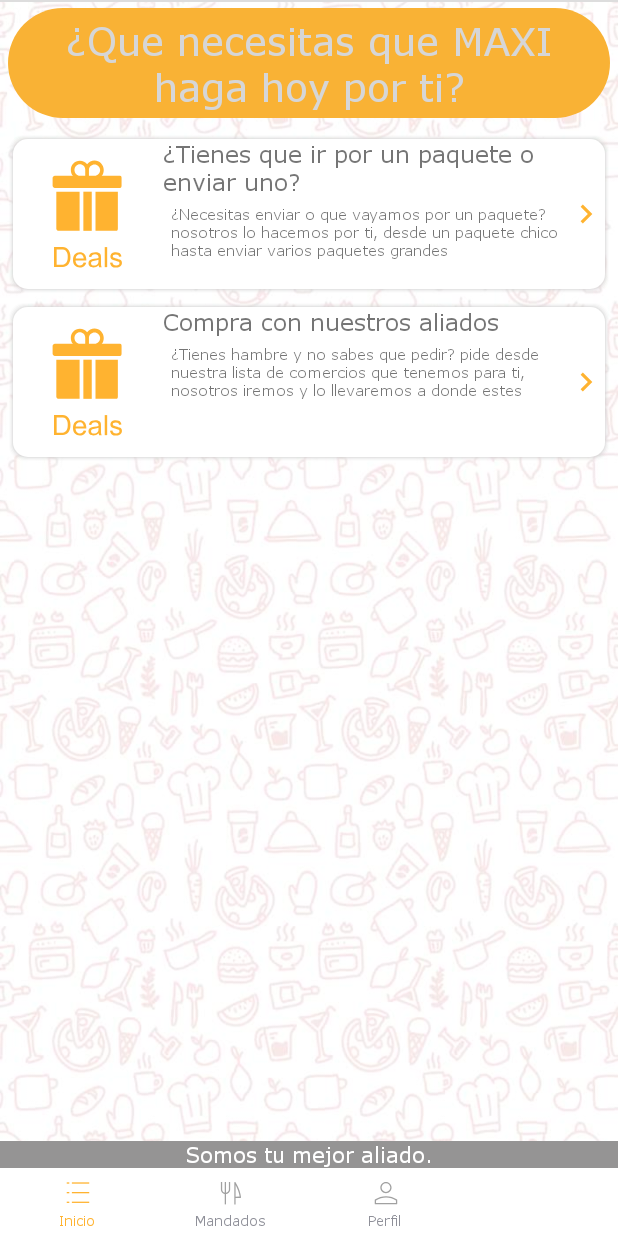
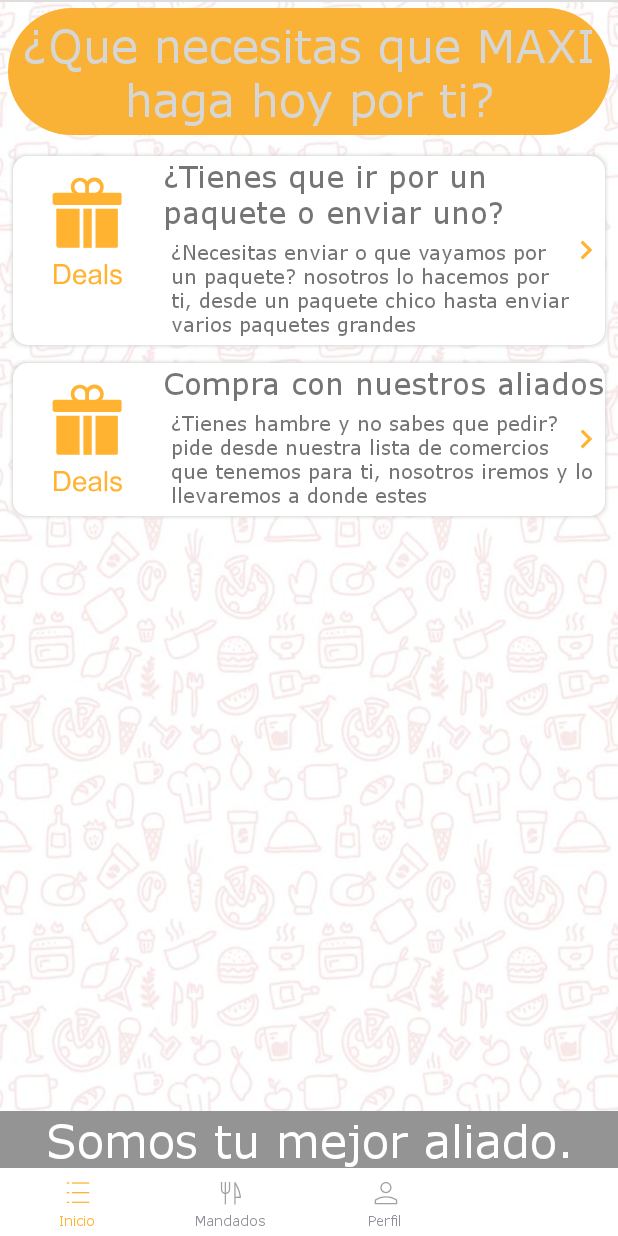
Before and after one commit to Dianagarcia33/FoodiesCustomer, an Android app: the FragmentInicioMenuPrincipal screen opened directly, with no data from a screen before it, on a phone screen of 412 x 824 dp. Run offline under Robolectric (Android 15) with nearby library versions, the phone set to English and light mode, and no system bars; our stand-ins replace Firebase (no records; nobody signed in at launch, a user with empty details on screens opened directly), Volley; libraries missing offline, so code that uses them is left out: com.bartoszlipinski.recyclerviewheader2, com.facebook, com.facebook.drawee, com.gmail.samehadar, com.rd; network calls fail; pictures from the network do not load; 12 statements that could not run were skipped.

Commit message:
Cambios Alex

```diff
--- a/app/src/main/res/layout/activity_sing_up.xml
+++ b/app/src/main/res/layout/activity_sing_up.xml
@@ -188,6 +188,7 @@
                     android:layout_height="10dp"
                     android:layout_below="@+id/btn_signup"
                     android:layout_marginStart="48dp"
+                    android:visibility="gone"
                     android:layout_marginEnd="48dp"
                     android:layout_marginTop="20dp"
                     android:background="@drawable/or" />
@@ -198,6 +199,7 @@
                     android:layout_width="match_parent"
                     android:layout_height="match_parent"
                     android:orientation="vertical"
+                    android:visibility="gone"
                     android:paddingStart="15dp"
                     android:paddingEnd="15dp"
                     android:layout_below="@+id/or_image">
--- a/app/src/main/res/layout/fragment_cart.xml
+++ b/app/src/main/res/layout/fragment_cart.xml
@@ -254,6 +254,7 @@
                     <RelativeLayout
                         android:layout_width="match_parent"
                         android:layout_height="40dp"
+                        android:visibility="gone"
                         android:background="@drawable/round_shape_btn_grey"
                         android:layout_weight="1"
                         android:layout_marginStart="3dp"
--- a/app/src/main/res/layout/fragment_inicio_menu_principal.xml
+++ b/app/src/main/res/layout/fragment_inicio_menu_principal.xml
@@ -33,7 +33,7 @@
                     android:textStyle="bold"
                     android:padding="5dp"
                     android:textColor="@color/standard_white"
-                    android:textSize="25dp"
+                    android:textSize="30dp"
                     android:text="@string/tituloIndex"/>
 
 
@@ -114,7 +114,7 @@
                     <TextView
                         android:layout_width="wrap_content"
                         android:layout_height="wrap_content"
-                        android:textSize="15dp"
+                        android:textSize="20dp"
                         android:text="@string/tienes_que_ir"
                         android:textStyle="bold"/>
 
@@ -122,7 +122,7 @@
                         android:layout_width="wrap_content"
                         android:text="@string/text_btn2"
                         android:padding="5dp"
-                        android:textSize="10dp"
+                        android:textSize="13dp"
                         android:textStyle="bold"
                         android:layout_height="wrap_content"/>
 
@@ -163,7 +163,7 @@
                     <TextView
                         android:layout_width="wrap_content"
                         android:layout_height="wrap_content"
-                        android:textSize="15dp"
+                        android:textSize="20dp"
                         android:text="@string/compra_con_nuestros_aliados"
                         android:textStyle="bold"/>
 
@@ -172,7 +172,7 @@
                         android:text="@string/text_btn3"
                         android:padding="5dp"
                         android:textStyle="bold"
-                        android:textSize="10dp"
+                        android:textSize="13dp"
                         android:layout_height="wrap_content"/>
 
                 </LinearLayout>
@@ -202,6 +202,7 @@
         android:textColor="#ffffff"
         android:gravity="center"
         android:textStyle="bold"
+        android:textSize="30dp"
         android:text="Somos tu mejor aliado."/>
 
 
```
Also changed, not shown: app/src/main/res/layout/page_1.xml (+4 -3 lines), app/src/main/res/layout/page_2.xml (+4 -3 lines), app/src/main/res/layout/page_3.xml (+4 -3 lines).
